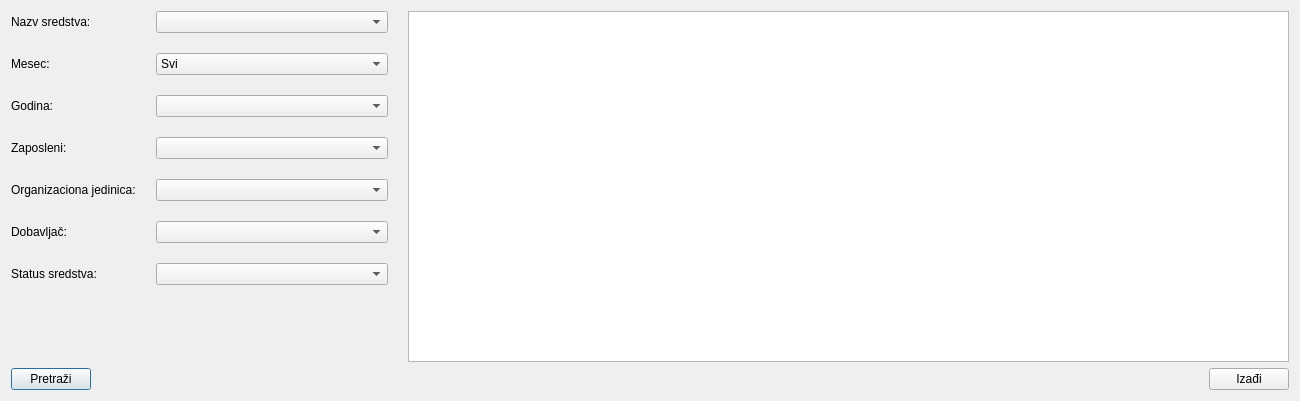
Above: pretrazivanjesredstavad1.ui from zivke/nabavke before the change. Below: the same form after it.
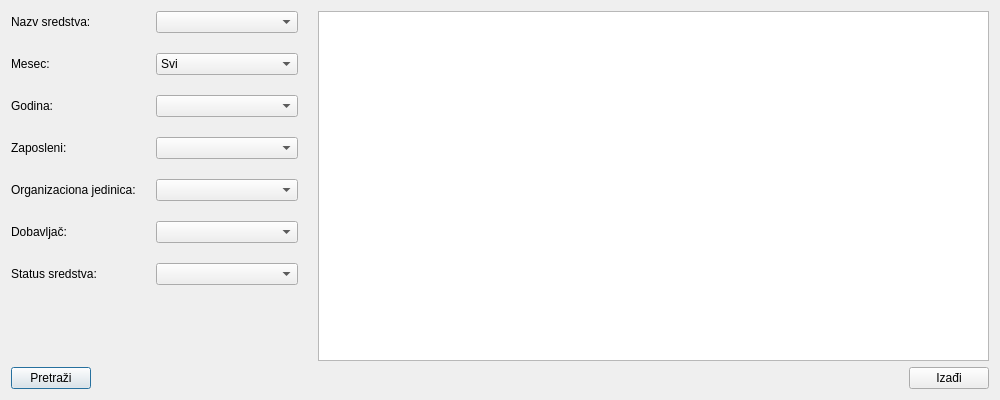
That is the form after the change.

The edit to the form file:
```diff
--- a/pretrazivanjesredstavad1.ui
+++ b/pretrazivanjesredstavad1.ui
@@ -6,8 +6,8 @@
    <rect>
     <x>0</x>
     <y>0</y>
-    <width>1300</width>
-    <height>401</height>
+    <width>1000</width>
+    <height>400</height>
    </rect>
   </property>
   <property name="windowTitle">
```
